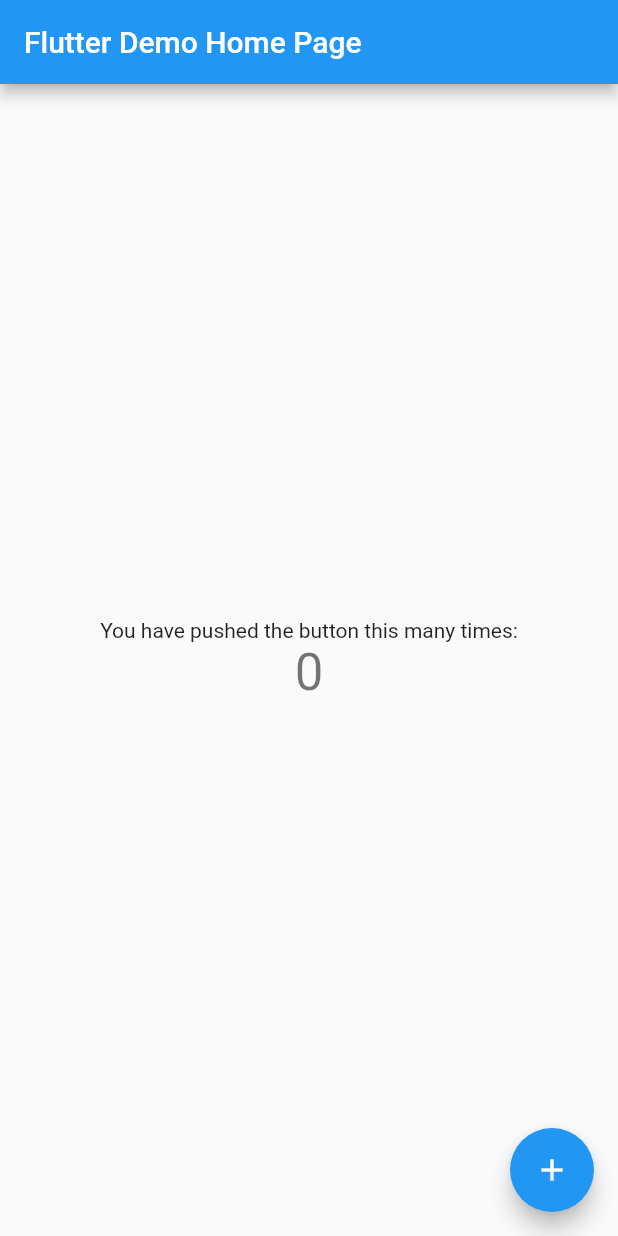
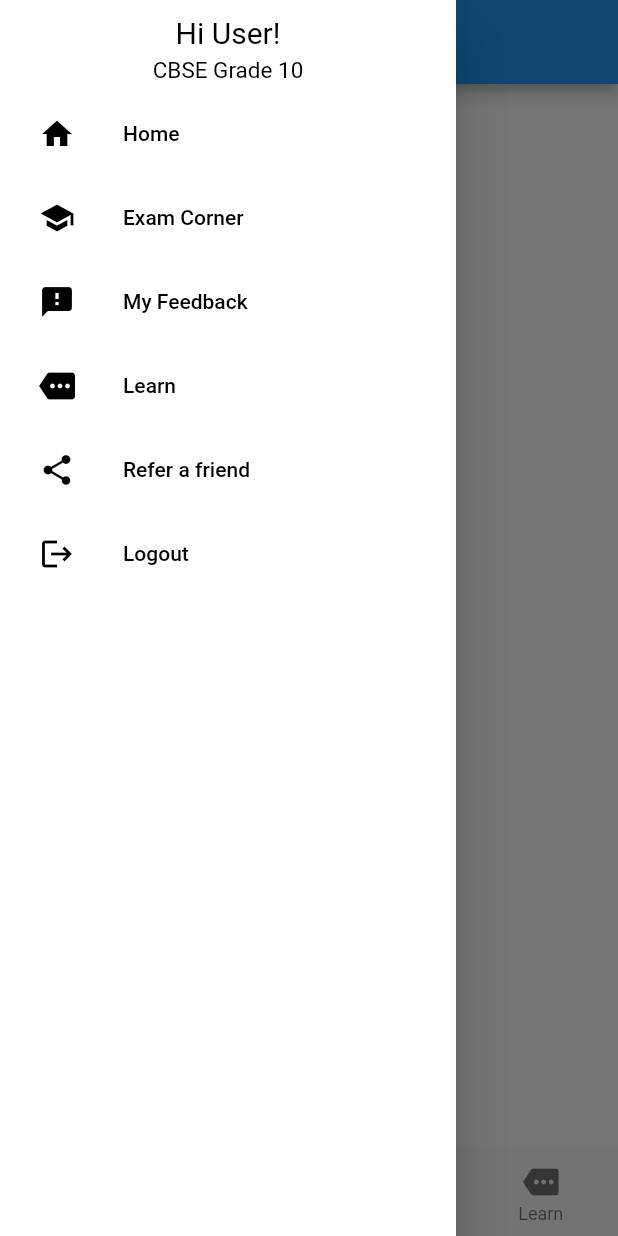
Before and after one commit to sharmaumang001/StudyCorner, a Flutter app: the screen it shows after launch, with the side drawer open (before the commit the screen has no drawer), on a phone screen of 412 x 824 dp. Run offline on Flutter 3.47's test engine with Material 2 defaults, Android fonts, the phone set to English and light mode, and no system bars.

```diff
--- /dev/null
+++ b/study_corner/lib/drawer.dart
@@ -0,0 +1,117 @@
+import 'package:flutter/material.dart';
+
+class DrawerWidget extends StatelessWidget {
+  @override
+  Widget build(BuildContext context) {
+    return Drawer(
+      child: Container(
+        color: Color(0xFFFFFFFF),
+        padding: EdgeInsets.all(10.0),
+        child: ListView(
+          padding: EdgeInsets.zero,
+          children: [
+            Container(
+              child: Center(
+                child: Text(
+                  'Hi User!',
+                  style: TextStyle(
+                    fontSize: 20.0,
+                    fontWeight: FontWeight.w400,
+                    color: Colors.black,
+                  ),
+                ),
+              ),
+            ),
+            Container(
+              padding: EdgeInsets.symmetric(vertical: 5.0),
+              child: Center(
+                child: Text(
+                  'CBSE Grade 10',
+                  style: TextStyle(
+                    fontSize: 15.0,
+                    fontWeight: FontWeight.w400,
+                    color: Colors.black,
+                  ),
+                ),
+              ),
+            ),
+            ListTileWidget(
+              text: 'Home',
+              icon: Icon(
+                Icons.home,
+                color: Colors.black,
+              ),
+              onTap: () {},
+            ),
+            ListTileWidget(
+              text: 'Exam Corner',
+              icon: Icon(
+                Icons.school,
+                color: Colors.black,
+              ),
+              onTap: () {
+                //TODO:Navigate to that screen
+                print('done');
+              },
+            ),
+            ListTileWidget(
+              text: 'My Feedback',
+              icon: Icon(
+                Icons.feedback,
+                color: Colors.black,
+              ),
+              onTap: () {
+                //TODO:Navigate to that screen
+                print('done');
+              },
+            ),
+            ListTileWidget(
+              text: 'Learn',
+              icon: Icon(
+                Icons.more,
+                color: Colors.black,
+              ),
+              onTap: () {
+                //TODO:Navigate to that screen
+                print('done');
+              },
+            ),
+            ListTileWidget(
+              text: 'Refer a friend',
+              icon: Icon(
+                Icons.share,
+                color: Colors.black,
+              ),
+              onTap: () {},
+            ),
+            ListTileWidget(
+              text: 'Logout',
+              icon: Icon(
+                Icons.logout,
+                color: Colors.black,
+              ),
+              onTap: () {},
+            ),
+          ],
+        ),
+      ),
+    );
+  }
+}
+
+class ListTileWidget extends StatelessWidget {
+  const ListTileWidget({@required this.text, @required this.icon, this.onTap});
+  final String text;
+  final Icon icon;
+  final Function onTap;
+  @override
+  Widget build(BuildContext context) {
+    return Center(
+      child: ListTile(
+        title: Text(text, style: TextStyle(color: Colors.black)),
+        leading: icon,
+        onTap: onTap,
+      ),
+    );
+  }
+}
--- a/study_corner/lib/main.dart
+++ b/study_corner/lib/main.dart
@@ -1,48 +1,23 @@
 import 'package:flutter/material.dart';
+import 'package:study_corner/drawer.dart';
 
-void main() {
-  runApp(MyApp());
-}
+void main() => runApp(MyApp());
 
 class MyApp extends StatelessWidget {
-  // This widget is the root of your application.
   @override
   Widget build(BuildContext context) {
     return MaterialApp(
-      title: 'Flutter Demo',
+      title: ' The Study Corner',
       theme: ThemeData(
-        // This is the theme of your application.
-        //
-        // Try running your application with "flutter run". You'll see the
-        // application has a blue toolbar. Then, without quitting the app, try
-        // changing the primarySwatch below to Colors.green and then invoke
-        // "hot reload" (press "r" in the console where you ran "flutter run",
-        // or simply save your changes to "hot reload" in a Flutter IDE).
-        // Notice that the counter didn't reset back to zero; the application
-        // is not restarted.
         primarySwatch: Colors.blue,
-        // This makes the visual density adapt to the platform that you run
-        // the app on. For desktop platforms, the controls will be smaller and
-        // closer together (more dense) than on mobile platforms.
-        visualDensity: VisualDensity.adaptivePlatformDensity,
       ),
-      home: MyHomePage(title: 'Flutter Demo Home Page'),
+      home: MyHomePage(title: 'Study Corner Home Page'),
     );
   }
 }
 
 class MyHomePage extends StatefulWidget {
   MyHomePage({Key key, this.title}) : super(key: key);
-
-  // This widget is the home page of your application. It is stateful, meaning
-  // that it has a State object (defined below) that contains fields that affect
-  // how it looks.
-
-  // This class is the configuration for the state. It holds the values (in this
-  // case the title) provided by the parent (in this case the App widget) and
-  // used by the build method of the State. Fields in a Widget subclass are
-  // always marked "final".
-
   final String title;
 
   @override
@@ -50,68 +25,88 @@ class MyHomePage extends StatefulWidget {
 }
 
 class _MyHomePageState extends State<MyHomePage> {
-  int _counter = 0;
+  // This navigator state will be used to navigate different pages
+  final GlobalKey<NavigatorState> _navigatorKey = GlobalKey<NavigatorState>();
+  int _currentTabIndex = 0;
 
-  void _incrementCounter() {
+  @override
+  Widget build(BuildContext context) {
+    return SafeArea(
+      child: Scaffold(
+        appBar: AppBar(
+          title: Text("Study Corner",
+              style: TextStyle(color: Colors.white)),
+          backgroundColor: Colors.blue,
+        ),
+        drawer: DrawerWidget(),
+        body: Navigator(key: _navigatorKey, onGenerateRoute: generateRoute),
+        bottomNavigationBar: _bottomNavigationBar(),
+      ),
+    );
+  }
+
+  Widget _bottomNavigationBar() {
+    return BottomNavigationBar(
+      type: BottomNavigationBarType.fixed,
+      items: [
+        BottomNavigationBarItem(
+          icon: Icon(Icons.home),
+          title: Text("Home"),
+        ),
+        BottomNavigationBarItem(
+            icon: Icon(Icons.school), title: Text("My Exams")),
+        BottomNavigationBarItem(
+          icon: Icon(Icons.explore),
+          title: Text("Explore"),
+        ),
+        BottomNavigationBarItem(
+          icon: Icon(Icons.more),
+          title: Text("Learn"),
+        )
+      ],
+      onTap: _onTap,
+      currentIndex: _currentTabIndex,
+    );
+  }
+
+  _onTap(int tabIndex) {
+    switch (tabIndex) {
+      case 0:
+        _navigatorKey.currentState.pushReplacementNamed("Home");
+        break;
+      case 1:
+        _navigatorKey.currentState.pushReplacementNamed("My Exams");
+        break;
+      case 2:
+        _navigatorKey.currentState.pushReplacementNamed("Explore");
+        break;
+      case 2:
+        _navigatorKey.currentState.pushReplacementNamed("Learn");
+        break;
+    }
     setState(() {
-      // This call to setState tells the Flutter framework that something has
-      // changed in this State, which causes it to rerun the build method below
-      // so that the display can reflect the updated values. If we changed
-      // _counter without calling setState(), then the build method would not be
-      // called again, and so nothing would appear to happen.
-      _counter++;
+      _currentTabIndex = tabIndex;
     });
   }
 
-  @override
-  Widget build(BuildContext context) {
-    // This method is rerun every time setState is called, for instance as done
-    // by the _incrementCounter method above.
-    //
-    // The Flutter framework has been optimized to make rerunning build methods
-    // fast, so that you can just rebuild anything that needs updating rather
-    // than having to individually change instances of widgets.
-    return Scaffold(
-      appBar: AppBar(
-        // Here we take the value from the MyHomePage object that was created by
-        // the App.build method, and use it to set our appbar title.
-        title: Text(widget.title),
-      ),
-      body: Center(
-        // Center is a layout widget. It takes a single child and positions it
-        // in the middle of the parent.
-        child: Column(
-          // Column is also a layout widget. It takes a list of children and
-          // arranges them vertically. By default, it sizes itself to fit its
-          // children horizontally, and tries to be as tall as its parent.
-          //
-          // Invoke "debug painting" (press "p" in the console, choose the
-          // "Toggle Debug Paint" action from the Flutter Inspector in Android
-          // Studio, or the "Toggle Debug Paint" command in Visual Studio Code)
-          // to see the wireframe for each widget.
-          //
-          // Column has various properties to control how it sizes itself and
-          // how it positions its children. Here we use mainAxisAlignment to
-          // center the children vertically; the main axis here is the vertical
-          // axis because Columns are vertical (the cross axis would be
-          // horizontal).
-          mainAxisAlignment: MainAxisAlignment.center,
-          children: <Widget>[
-            Text(
-              'You have pushed the button this many times:',
-            ),
-            Text(
-              '$_counter',
-              style: Theme.of(context).textTheme.headline4,
-            ),
-          ],
-        ),
-      ),
-      floatingActionButton: FloatingActionButton(
-        onPressed: _incrementCounter,
-        tooltip: 'Increment',
-        child: Icon(Icons.add),
-      ), // This trailing comma makes auto-formatting nicer for build methods.
-    );
+  Route<dynamic> generateRoute(RouteSettings settings) {
+    switch (settings.name) {
+      case "My Exams":
+        return MaterialPageRoute(
+            builder: (context) => Container(
+                color: Colors.blue, child: Center(child: Text("My Exams"))));
+      case "Explore":
+        return MaterialPageRoute(
+            builder: (context) => Container(
+                color: Colors.green, child: Center(child: Text("Explore"))));
+      case "Learn":
+        return MaterialPageRoute(
+            builder: (context) => Container(
+                color: Colors.pink, child: Center(child: Text("Learn"))));
+      default:
+        return MaterialPageRoute(
+            builder: (context) => Container(
+                color: Colors.white, child: Center(child: Text("Home"))));
+    }
   }
 }
```
